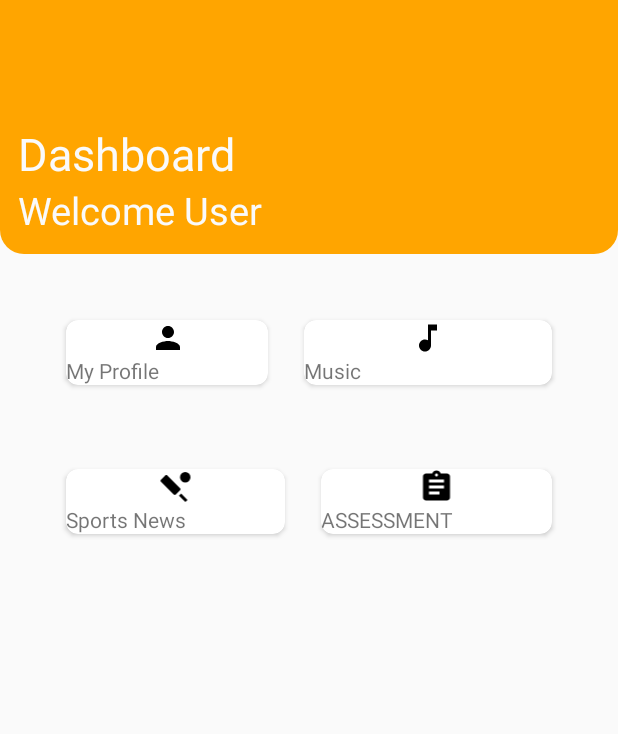
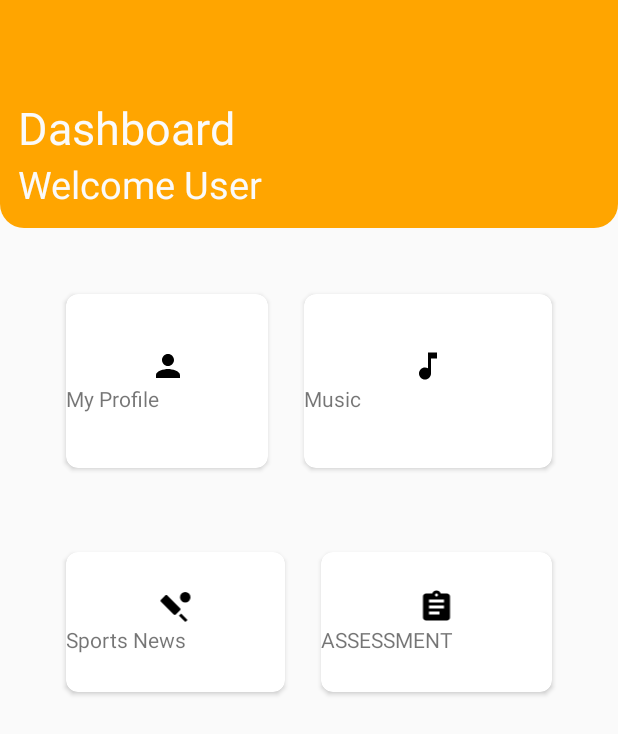
Before and after one commit to AarDG10/Test1, an Android app: the layout activity_main.xml on its own in the app's theme, with its tools: preview values and no code run, on a phone screen of 412 x 824 dp. Shown: the top 734 px of the screen. Run offline under Robolectric (Android 15) with nearby library versions, the phone set to English and light mode, and no system bars.

Commit message:
Dashboard Created (29-01-2023)

```diff
--- a/app/src/main/res/layout/activity_main.xml
+++ b/app/src/main/res/layout/activity_main.xml
@@ -43,7 +43,7 @@
 
         <LinearLayout
             android:layout_width="match_parent"
-            android:layout_height="wrap_content"
+            android:layout_height="172dp"
             android:padding="16dp"
             android:weightSum="2">
 
@@ -65,8 +65,8 @@
                     <ImageView
                         android:layout_width="match_parent"
                         android:layout_height="wrap_content"
-                        android:src="@drawable/ic_baseline_person_24"
-                        android:contentDescription="@string/my_profile"/>
+                        android:contentDescription="@string/my_profile"
+                        android:src="@drawable/ic_baseline_person_24" />
 
                     <TextView
                         android:layout_width="match_parent"
@@ -94,8 +94,8 @@
                     <ImageView
                         android:layout_width="match_parent"
                         android:layout_height="wrap_content"
-                        android:src="@drawable/ic_baseline_music_note_24"
-                        android:contentDescription="@string/music"/>
+                        android:contentDescription="@string/music"
+                        android:src="@drawable/ic_baseline_music_note_24" />
 
                     <TextView
                         android:layout_width="match_parent"
@@ -106,69 +106,69 @@
 
             </androidx.cardview.widget.CardView>
         </LinearLayout>
+
         <LinearLayout
             android:layout_width="match_parent"
-            android:layout_height="wrap_content"
-            android:weightSum="2"
+            android:layout_height="149dp"
             android:padding="16dp"
-            >
+            android:weightSum="2">
 
             <androidx.cardview.widget.CardView
                 android:layout_width="wrap_content"
                 android:layout_height="match_parent"
+                android:layout_margin="12dp"
                 android:layout_weight="1"
-                app:cardElevation="2dp"
+                android:background="#fff"
                 app:cardCornerRadius="8dp"
-                android:layout_margin="12dp"
-                android:background="#fff"
-                >
+                app:cardElevation="2dp">
+
                 <LinearLayout
                     android:layout_width="match_parent"
                     android:layout_height="match_parent"
-                    android:orientation="vertical"
                     android:gravity="center"
-                    >
+                    android:orientation="vertical">
+
                     <ImageView
                         android:layout_width="match_parent"
                         android:layout_height="wrap_content"
-                        android:src="@drawable/ic_baseline_sports_cricket_24"
                         android:contentDescription="@string/sports_news"
-                        />
+                        android:src="@drawable/ic_baseline_sports_cricket_24" />
+
                     <TextView
                         android:layout_width="match_parent"
                         android:layout_height="wrap_content"
                         android:text="@string/sports_news"
-                        android:textAlignment="center"
-                        />
+                        android:textAlignment="center" />
                 </LinearLayout>
 
             </androidx.cardview.widget.CardView>
+
             <androidx.cardview.widget.CardView
                 android:layout_width="wrap_content"
                 android:layout_height="match_parent"
+                android:layout_margin="12dp"
                 android:layout_weight="1"
-                app:cardElevation="2dp"
+                android:background="#fff"
                 app:cardCornerRadius="8dp"
-                android:layout_margin="12dp"
-                android:background="#fff"
-                >
+                app:cardElevation="2dp">
+
                 <LinearLayout
                     android:layout_width="match_parent"
                     android:layout_height="match_parent"
-                    android:orientation="vertical"
                     android:gravity="center"
-                    >
+                    android:orientation="vertical">
+
                     <ImageView
                         android:layout_width="match_parent"
                         android:layout_height="wrap_content"
-                        android:src="@drawable/ic_baseline_assignment_24"
-                        android:contentDescription="@string/mast_assessment" />
+                        android:contentDescription="@string/mast_assessment"
+                        android:src="@drawable/ic_baseline_assignment_24" />
+
                     <TextView
                         android:layout_width="match_parent"
                         android:layout_height="wrap_content"
                         android:text="@string/mast_assessment"
-                        android:textAlignment="center"
-                        />
+                        android:textAlignment="center" />
                 </LinearLayout>
 
             </androidx.cardview.widget.CardView>
@@ -177,4 +177,4 @@
 
 
     </LinearLayout>
-    </LinearLayout>
+</LinearLayout>
```
